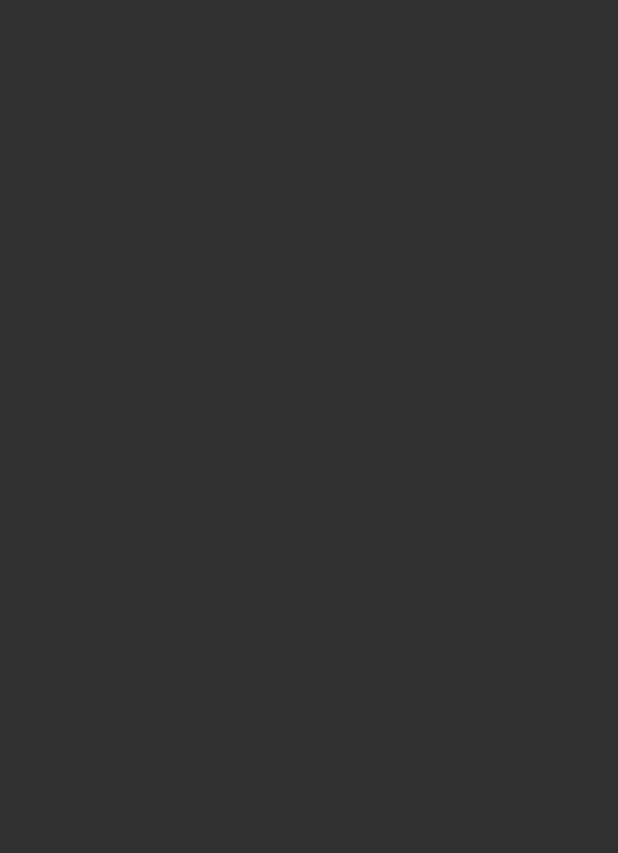
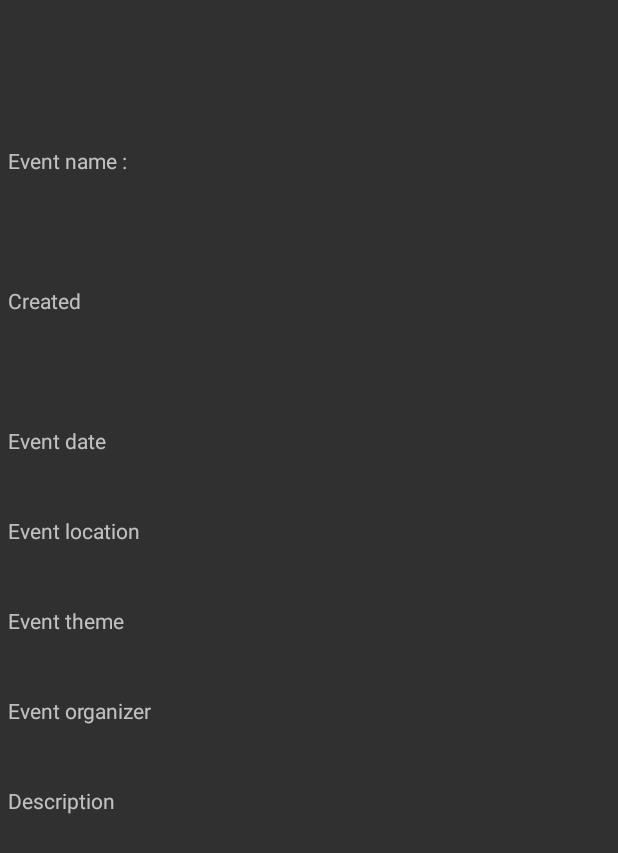
Before and after one commit to Hayunox/Relevent, an Android app: the EventDescriptionActivity screen opened directly, with no data from a screen before it, on a phone screen of 412 x 824 dp. Before the commit the part shown is empty. Shown: the top 853 px of the screen. Run offline under Robolectric (Android 15) with nearby library versions, the phone set to English and light mode, and no system bars.

Commit message:
#11 click on event list

```diff
--- a/android/app/src/main/AndroidManifest.xml
+++ b/android/app/src/main/AndroidManifest.xml
@@ -45,7 +45,8 @@
         <activity
             android:name=".event.EventEdition"
             android:label="@string/title_activity_event_edition"
-            android:theme="@style/Theme.AppCompat.NoActionBar"></activity>
+            android:theme="@style/Theme.AppCompat.NoActionBar" />
+        <activity android:name=".event.EventDescriptionActivity"></activity>
     </application>
 
 </manifest>
--- a/android/app/src/main/java/com/teamX/projetx/event/EventEdition.java
+++ b/android/app/src/main/java/com/teamX/projetx/event/EventDescriptionActivity.java
@@ -1,17 +1,15 @@
 package com.teamX.projetx.event;
 
+import android.support.v7.app.AppCompatActivity;
 import android.os.Bundle;
-import android.support.v7.app.AppCompatActivity;
 
 import com.teamX.projetx.R;
 
-public class EventEdition extends AppCompatActivity {
+public class EventDescriptionActivity extends AppCompatActivity {
 
     @Override
     protected void onCreate(Bundle savedInstanceState) {
         super.onCreate(savedInstanceState);
-        setContentView(R.layout.activity_event_edition);
-
+        setContentView(R.layout.activity_event_description);
     }
-
 }
--- a/android/app/src/main/java/com/teamX/projetx/main/MainActivity.java
+++ b/android/app/src/main/java/com/teamX/projetx/main/MainActivity.java
@@ -17,7 +17,7 @@ import android.widget.TextView;
 
 import com.teamX.projetx.R;
 import com.teamX.projetx.event.EventCreationActivity;
-import com.teamX.projetx.event.EventsFragment;
+import com.teamX.projetx.event.event_fragment.EventsFragment;
 import com.teamX.projetx.event.InvitationFragment;
 import com.teamX.projetx.user.User;
 import com.teamX.projetx.user.contact.ContactsFragment;
--- /dev/null
+++ b/android/app/src/main/res/layout/activity_event_description.xml
@@ -0,0 +1,79 @@
+<android.support.v7.widget.LinearLayoutCompat xmlns:android="http://schemas.android.com/apk/res/android"
+    xmlns:app="http://schemas.android.com/apk/res-auto"
+    xmlns:tools="http://schemas.android.com/tools"
+    android:layout_width="match_parent"
+    android:layout_height="match_parent"
+    android:gravity="center_horizontal"
+    android:orientation="vertical"
+
+    android:padding="5dp"
+    tools:context="com.teamX.projetx.event.EventDescriptionActivity"
+
+    tools:layout_editor_absoluteX="0dp"
+    tools:layout_editor_absoluteY="81dp">
+
+
+    <LinearLayout
+        android:layout_width="match_parent"
+        android:layout_height="match_parent"
+        android:foregroundGravity="center"
+        android:gravity="center"
+        android:orientation="vertical"
+        android:scrollbarAlwaysDrawHorizontalTrack="false"
+        android:weightSum="1"
+        app:layout_constraintLeft_toLeftOf="parent"
+        app:layout_constraintRight_toRightOf="parent"
+        tools:ignore="MissingConstraints"
+        tools:layout_editor_absoluteY="13dp">
+
+        <TextView
+            android:id="@+id/event_description_textView_Name"
+            android:layout_width="match_parent"
+            android:layout_height="wrap_content"
+            android:layout_weight="0.11"
+            android:text="Event name :" />
+
+        <TextView
+            android:id="@+id/event_description_textView_creation_date"
+            android:layout_width="match_parent"
+            android:layout_height="wrap_content"
+            android:layout_weight="0.11"
+            android:text="Created " />
+
+        <TextView
+            android:id="@+id/event_description_textView_date"
+            android:layout_width="match_parent"
+            android:layout_height="wrap_content"
+            android:layout_weight="0.06"
+            android:text="Event date" />
+
+        <TextView
+            android:id="@+id/event_description_textView_address"
+            android:layout_width="match_parent"
+            android:layout_height="wrap_content"
+            android:layout_weight="0.06"
+            android:text="Event location" />
+
+        <TextView
+            android:id="@+id/event_description_textView_theme"
+            android:layout_width="match_parent"
+            android:layout_height="wrap_content"
+            android:layout_weight="0.06"
+            android:text="Event theme" />
+
+        <TextView
+            android:id="@+id/event_description_textView_owner"
+            android:layout_width="match_parent"
+            android:layout_height="wrap_content"
+            android:layout_weight="0.06"
+            android:text="Event organizer" />
+
+        <TextView
+            android:id="@+id/event_description_textView_description"
+            android:layout_width="match_parent"
+            android:layout_height="wrap_content"
+            android:layout_weight="0.27"
+            android:text="Description" />
+    </LinearLayout>
+
+</android.support.v7.widget.LinearLayoutCompat>
--- a/android/app/src/main/res/layout/fragment_events.xml
+++ b/android/app/src/main/res/layout/fragment_events.xml
@@ -31,9 +31,10 @@
         android:id="@+id/fragment_events_user_participate_events_list"
         android:layout_width="match_parent"
         android:layout_height="wrap_content"
+        android:layout_alignParentStart="true"
         android:layout_below="@+id/fragment_events_text_view_user_participate"
-        android:layout_alignParentStart="true"
-        android:layout_marginTop="13dp" />
+        android:layout_marginTop="13dp"
+        android:clipChildren="false" />
 
     <TextView
         android:id="@+id/fragment_events_text_view_user_participate"
```
Also changed, not shown: android/app/src/main/java/com/teamX/projetx/event/Event.java (+9 -3 lines), android/app/src/main/java/com/teamX/projetx/event/EventEditionActivity.java (added, +17 -0 lines), android/app/src/main/java/com/teamX/projetx/event/event_fragment/EventAdapter.java (renamed from android/app/src/main/java/com/teamX/projetx/event/EventAdapter.java, +6 -2 lines), android/app/src/main/java/com/teamX/projetx/event/event_fragment/EventClickListener.java (added, +16 -0 lines), android/app/src/main/java/com/teamX/projetx/event/event_fragment/EventRecyclerTouchListener.java (added, +54 -0 lines), android/app/src/main/java/com/teamX/projetx/event/event_fragment/EventsFragment.java (renamed from android/app/src/main/java/com/teamX/projetx/event/EventsFragment.java, +17 -1 lines).
